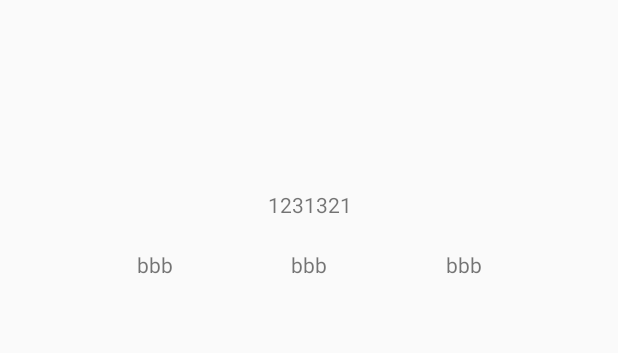
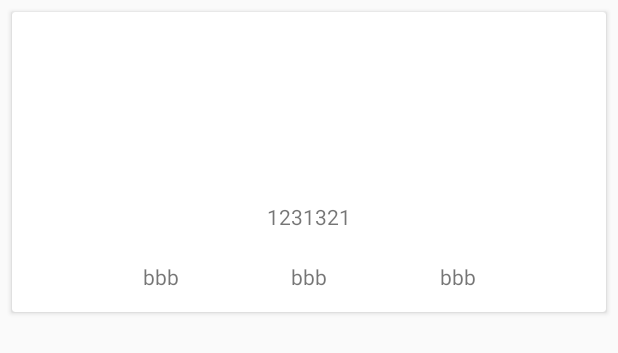
Before and after one commit to ZHJeongho/GreenDaoStudy, an Android app: the layout item_dota.xml on its own in the app's theme, with its tools: preview values and no code run, on a phone screen of 412 x 824 dp. Shown: the top 353 px of the screen. Run offline under Robolectric (Android 15) with nearby library versions, the phone set to English and light mode, and no system bars.

Commit message:
add recyclerView to show the data

```diff
--- a/app/build.gradle
+++ b/app/build.gradle
@@ -28,7 +28,7 @@ android {
     }
 
     greendao{
-        schemaVersion 1
+        schemaVersion 2
     }
 }
 
@@ -42,5 +42,9 @@ dependencies {
     testCompile 'junit:junit:4.12'
     compile 'org.greenrobot:greendao:3.2.2'
     compile 'com.android.support:recyclerview-v7:25.3.1'
+    compile 'com.android.support:cardview-v7:25.3.1'
     compile 'de.hdodenhof:circleimageview:2.1.0'
+    compile 'com.github.bumptech.glide:glide:4.0.0-RC0'
+    compile 'com.android.support:support-v4:25.3.1'
+    annotationProcessor 'com.github.bumptech.glide:compiler:4.0.0-RC0'
 }
--- a/app/src/main/AndroidManifest.xml
+++ b/app/src/main/AndroidManifest.xml
@@ -1,6 +1,7 @@
 <?xml version="1.0" encoding="utf-8"?>
 <manifest package="com.jeongho.greendaostudy"
           xmlns:android="http://schemas.android.com/apk/res/android">
+    <uses-permission android:name="android.permission.INTERNET"/>
 
     <application
         android:name=".base.GreenApplication"
--- a/app/src/main/res/layout/item_dota.xml
+++ b/app/src/main/res/layout/item_dota.xml
@@ -1,9 +1,16 @@
 <?xml version="1.0" encoding="utf-8"?>
-<android.support.constraint.ConstraintLayout
+<android.support.v7.widget.CardView
     xmlns:android="http://schemas.android.com/apk/res/android"
     xmlns:app="http://schemas.android.com/apk/res-auto"
+    xmlns:tools="http://schemas.android.com/tools"
     android:layout_height="200dp"
-    android:layout_width="match_parent">
+    android:layout_width="match_parent"
+    android:layout_margin="8dp">
+
+<android.support.constraint.ConstraintLayout
+    android:layout_height="match_parent"
+    android:layout_width="match_parent"
+    >
 
     <de.hdodenhof.circleimageview.CircleImageView
         xmlns:app="http://schemas.android.com/apk/res-auto"
@@ -93,4 +100,16 @@
         android:orientation="horizontal"
         app:layout_constraintGuide_percent="0.76"/>
 
+    <TextView
+        android:id="@+id/tv_id"
+        android:layout_width="wrap_content"
+        android:layout_height="wrap_content"
+        app:layout_constraintEnd_toStartOf="@+id/tv_name"
+        android:layout_marginEnd="8dp"
+        app:layout_constraintTop_toTopOf="@+id/guideline"
+        android:layout_marginTop="8dp"
+        android:layout_marginBottom="8dp"
+        app:layout_constraintBottom_toTopOf="@+id/guideline3"/>
+
 </android.support.constraint.ConstraintLayout>
+</android.support.v7.widget.CardView>
--- a/app/src/main/res/values/strings.xml
+++ b/app/src/main/res/values/strings.xml
@@ -5,4 +5,6 @@
     <string name="update">改</string>
     <string name="asc">顺序</string>
     <string name="desc">倒序</string>
+    <string name="linear_manager">Linear</string>
+    <string name="grid_manager">Grid</string>
 </resources>
```
Also changed, not shown: app/src/main/java/com/jeongho/greendaostudy/MainActivity.java (+51 -43 lines), app/src/main/java/com/jeongho/greendaostudy/adapter/DotaAdapter.java (+28 -6 lines), app/src/main/java/com/jeongho/greendaostudy/dao/DotaHero.java (+6 -1 lines), app/src/main/res/layout/activity_main.xml (+6 -6 lines), app/src/main/res/menu/menu_main.xml (+8 -0 lines), gradle.properties (+10 -9 lines).
